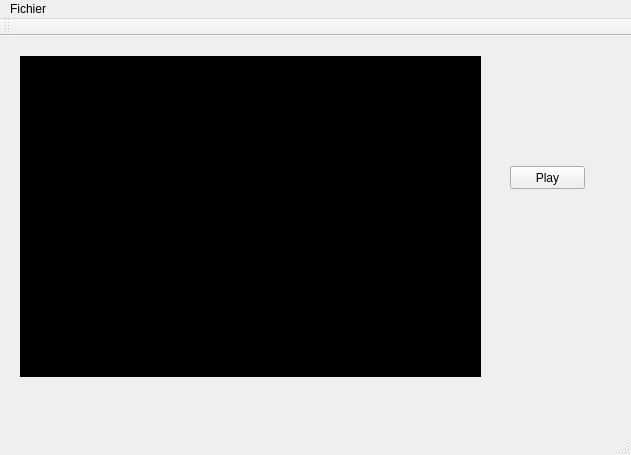
First picture: the form in decter/mainwindow.ui, repository bigflower123/PFE, before the edit.
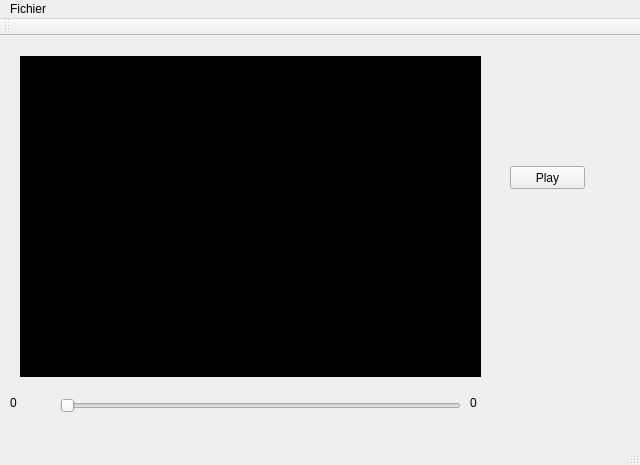
Second picture: the form after the edit.

Diff of the .ui file:
```diff
--- a/decter/mainwindow.ui
+++ b/decter/mainwindow.ui
@@ -6,8 +6,8 @@
    <rect>
     <x>0</x>
     <y>0</y>
-    <width>631</width>
-    <height>455</height>
+    <width>640</width>
+    <height>465</height>
    </rect>
   </property>
   <property name="windowTitle">
@@ -43,13 +43,52 @@
      <string>Play</string>
     </property>
    </widget>
+   <widget class="QSlider" name="videoSlider">
+    <property name="geometry">
+     <rect>
+      <x>60</x>
+      <y>360</y>
+      <width>401</width>
+      <height>20</height>
+     </rect>
+    </property>
+    <property name="orientation">
+     <enum>Qt::Horizontal</enum>
+    </property>
+   </widget>
+   <widget class="QLabel" name="currentLable">
+    <property name="geometry">
+     <rect>
+      <x>10</x>
+      <y>360</y>
+      <width>46</width>
+      <height>13</height>
+     </rect>
+    </property>
+    <property name="text">
+     <string>0</string>
+    </property>
+   </widget>
+   <widget class="QLabel" name="totalLable">
+    <property name="geometry">
+     <rect>
+      <x>470</x>
+      <y>360</y>
+      <width>46</width>
+      <height>13</height>
+     </rect>
+    </property>
+    <property name="text">
+     <string>0</string>
+    </property>
+   </widget>
   </widget>
   <widget class="QMenuBar" name="menuBar">
    <property name="geometry">
     <rect>
      <x>0</x>
      <y>0</y>
-     <width>631</width>
+     <width>640</width>
      <height>21</height>
     </rect>
    </property>
```
